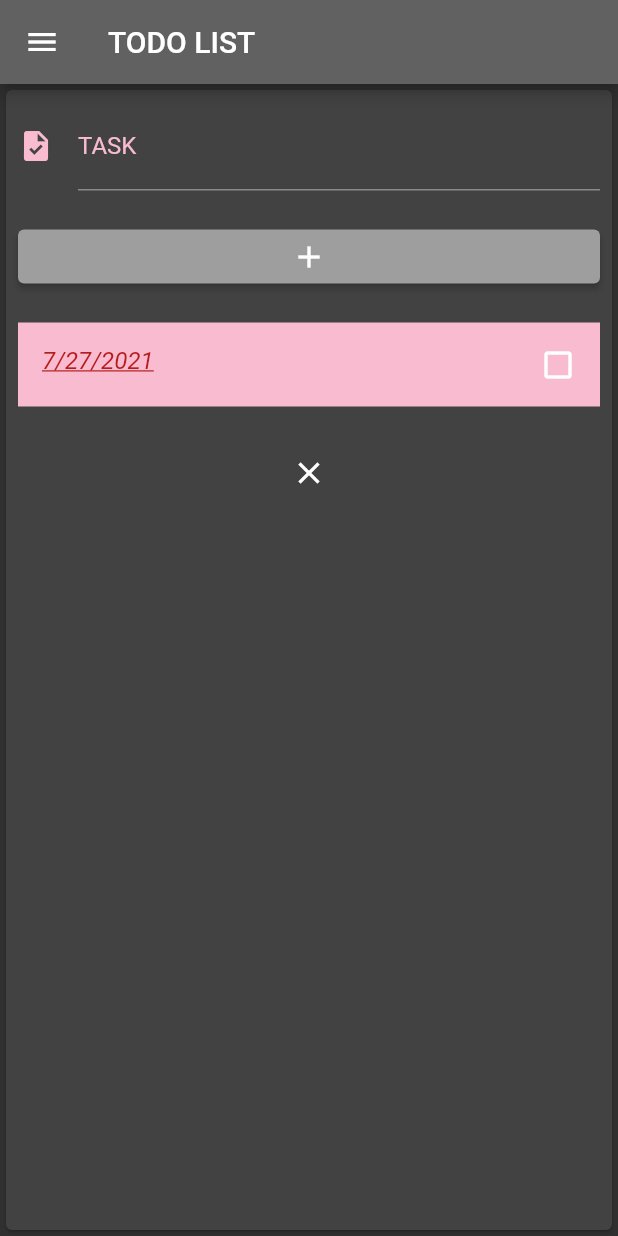
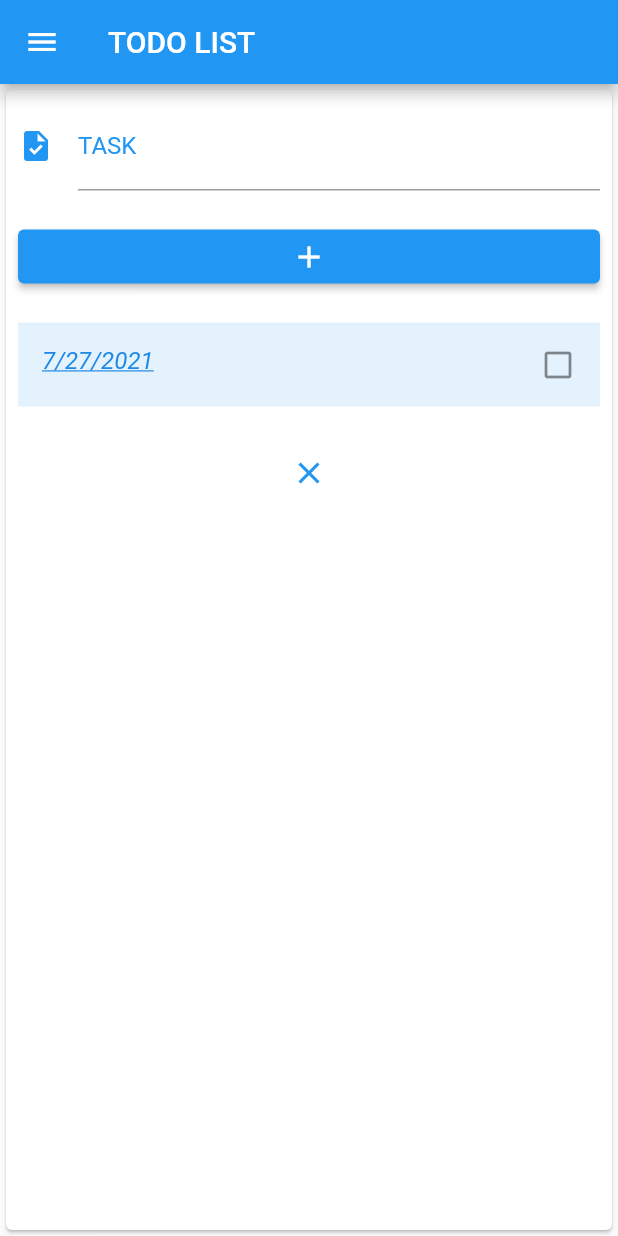
Before and after one commit to mudassir666/todo_list, a Flutter app: the screen it shows after launch, after a tap on the "add" icon, on a phone screen of 412 x 824 dp. Run offline on Flutter 3.47's test engine with Material 2 defaults, Android fonts, the phone set to English and light mode, and no system bars.

Commit message:
myWay_part3_Completed

```diff
--- a/lib/main.dart
+++ b/lib/main.dart
@@ -11,7 +11,7 @@ class MyApp extends StatelessWidget {
       title: "TODO",
       debugShowCheckedModeBanner: false,
       theme: ThemeData(
-          brightness: Brightness.dark, primaryColor: Colors.grey[700]),
+          brightness: Brightness.light, primaryColor: Colors.blue),
       home: todo(),
     );
   }
--- a/lib/todo.dart
+++ b/lib/todo.dart
@@ -29,17 +29,24 @@ class _todoState extends State<todo> {
               fontStyle: FontStyle.italic,
               fontSize: 16,
               decoration: TextDecoration.underline,
-              color: Colors.red[900],
+              color: Colors.blue[600],
             ),
           ),
           title: Text(
             "${taskList[index]}",
-            style: TextStyle(fontStyle: FontStyle.italic, fontSize: 20,decoration: alreadySaved ? TextDecoration.lineThrough : TextDecoration.none,),
+            style: TextStyle(
+              fontStyle: FontStyle.italic,
+              fontSize: 20,
+              decoration: alreadySaved
+                  ? TextDecoration.lineThrough
+                  : TextDecoration.none,
+              color: alreadySaved ? Colors.grey : Colors.black,
+            ),
           ),
-          tileColor: Colors.pink[100],
+          tileColor: Colors.blue[50],
           trailing: Icon(
             alreadySaved ? Icons.check_box : Icons.check_box_outline_blank,
-            color: alreadySaved ? Colors.red[900] : null,
+            color: alreadySaved ? Colors.blue : null,
           ),
           onTap: () {
             setState(() {
@@ -70,7 +77,7 @@ class _todoState extends State<todo> {
             children: <Widget>[
               TextFormField(
                 keyboardAppearance: Brightness.dark,
-                cursorColor: Colors.red[900],
+                cursorColor: Colors.blue[600],
                 keyboardType: TextInputType.text,
                 controller: _task,
                 decoration: InputDecoration(
@@ -78,14 +85,14 @@ class _todoState extends State<todo> {
                         borderSide: BorderSide(
                             width: 2,
                             style: BorderStyle.solid,
-                            color: Colors.pink.shade100)),
+                            color: Colors.blue)),
                     hintText: "Enter A Task",
                     labelText: "TASK",
                     icon: Icon(
                       Icons.task,
-                      color: Colors.pink.shade100,
+                      color: Colors.blue,
                     ),
-                    labelStyle: TextStyle(color: Colors.pink.shade100)),
+                    labelStyle: TextStyle(color: Colors.blue)),
               ),
               SizedBox(height: 20),
               ElevatedButton(
@@ -99,7 +106,7 @@ class _todoState extends State<todo> {
                 child: Icon(Icons.add),
                 style: ButtonStyle(
                   backgroundColor:
-                      MaterialStateProperty.all<Color>(Colors.grey),
+                      MaterialStateProperty.all<Color>(Colors.blue),
                 ),
               ),
               SizedBox(height: 20),
@@ -111,7 +118,10 @@ class _todoState extends State<todo> {
                     taskList.clear();
                   });
                 },
-                icon: Icon(Icons.clear),
+                icon: Icon(
+                  Icons.clear,
+                  color: Colors.blue,
+                ),
               )
             ],
           ),
@@ -128,7 +138,7 @@ class _todoState extends State<todo> {
                         style: TextStyle(
                             fontStyle: FontStyle.italic, fontSize: 18),
                       ),
-                      tileColor: Colors.red[100],
+                      tileColor: Colors.blue,
                     );
                   },
                   itemCount: saved.length,
```
